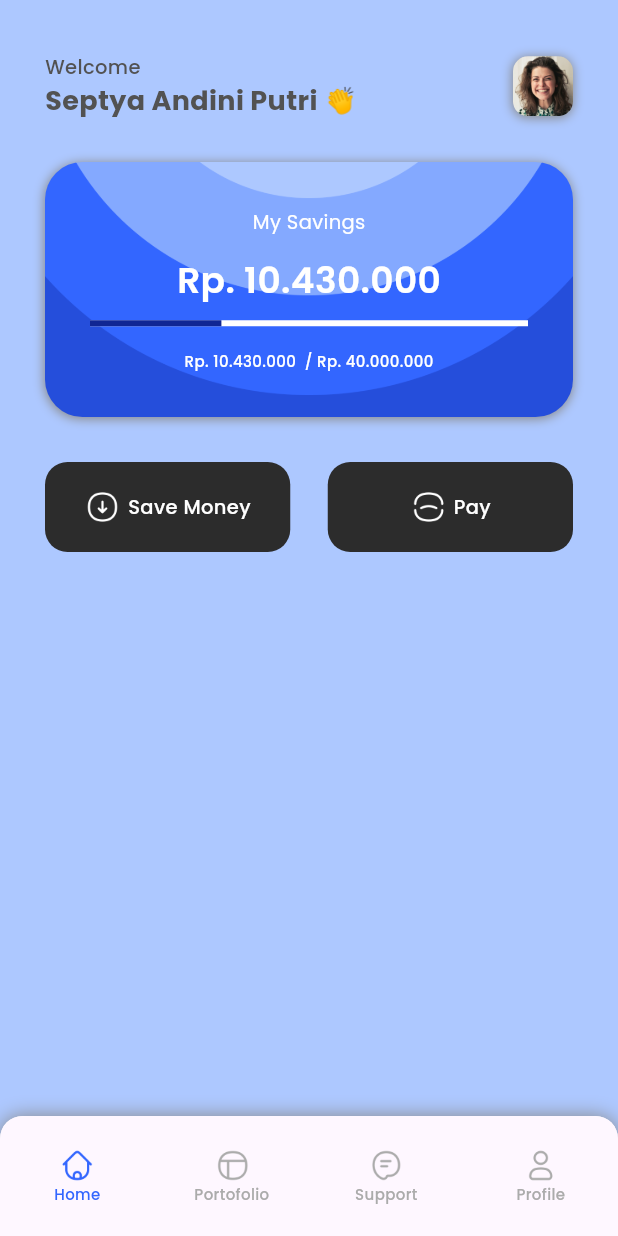
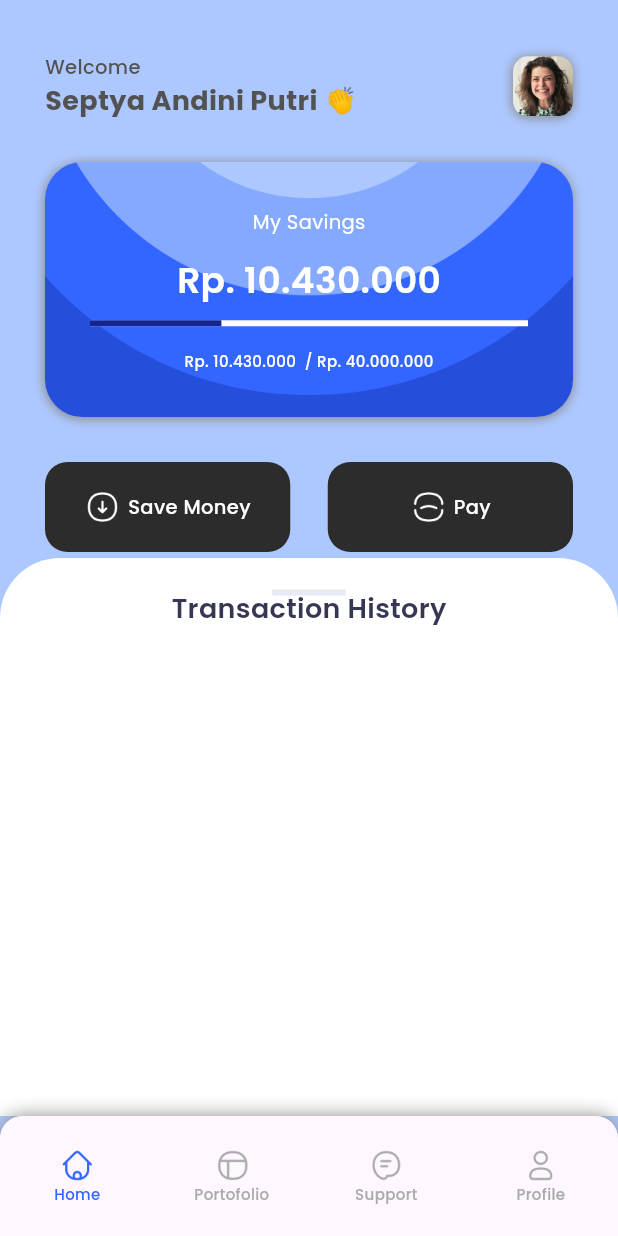
Before and after one commit to septyaanp/21102177_TI3_ppb2234-2coba, a Flutter app: the MainPage screen opened by its route, on a phone screen of 412 x 824 dp. Run offline on Flutter 3.47's test engine with Material 3 defaults, Android fonts, the phone set to English and light mode, and no system bars; drawn by our look-alikes of percent_indicator; our stand-ins replace bloc, equatable, flutter_bloc, google_fonts.

Commit message:
update home_page.dart

```diff
--- a/saving_app_prak6/lib/pages/home/home_page.dart
+++ b/saving_app_prak6/lib/pages/home/home_page.dart
@@ -1,4 +1,5 @@
 import 'package:flutter/material.dart';
+import 'package:flutter/widgets.dart';
 import 'package:percent_indicator/linear_percent_indicator.dart';
 import 'package:saving_app_prak6/styles/colors.dart';
 import 'package:saving_app_prak6/styles/text_style.dart';
@@ -130,7 +131,49 @@ class HomePage extends StatelessWidget {
             Container(
               child: DraggableScrollableSheet(
                   builder: (context, scrollController) {
-                return Container();
+                return Container(
+                  decoration: BoxDecoration(
+                    color: kWhite,
+                    borderRadius: BorderRadius.vertical(
+                      top: Radius.circular(40),
+                    ),
+                  ),
+                  padding: const EdgeInsets.only(
+                    left: 30,
+                    right: 30,
+                    top: 21,
+                  ),
+                  child: Stack(
+                    children: [
+                      Container(
+                        child: SingleChildScrollView(
+                          controller: scrollController,
+                          child: Column(
+                            children: [
+                              Center(
+                                child: Text(
+                                  'Transaction History',
+                                  style: kHeading6.copyWith(
+                                    color: kLuckyBlue,
+                                    fontWeight: FontWeight.w600,
+                                  ),
+                                ),
+                              )
+                            ],
+                          ),
+                        ),
+                      ),
+                      Align(
+                        alignment: Alignment.topCenter,
+                        child: Container(
+                          height: 4,
+                          width: 49,
+                          color: kEgyptianBlue.withOpacity(0.1),
+                        ),
+                      )
+                    ],
+                  ),
+                );
               }),
             )
           ],
```
